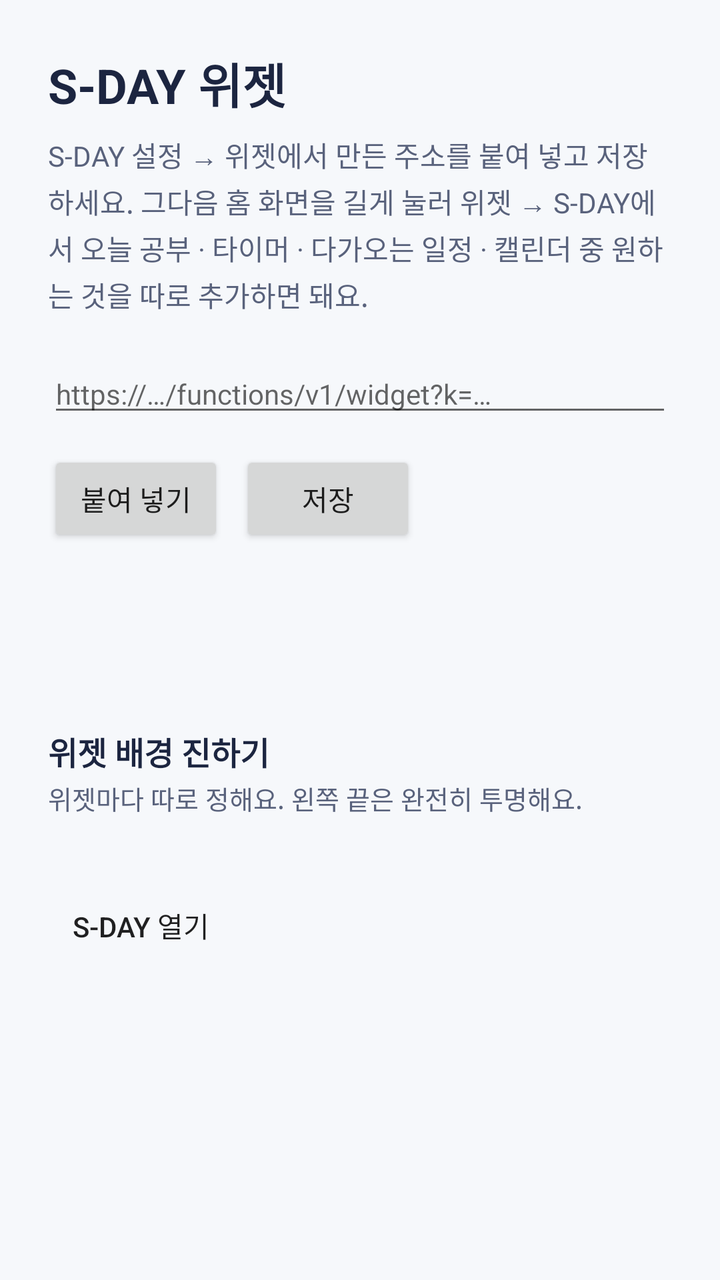
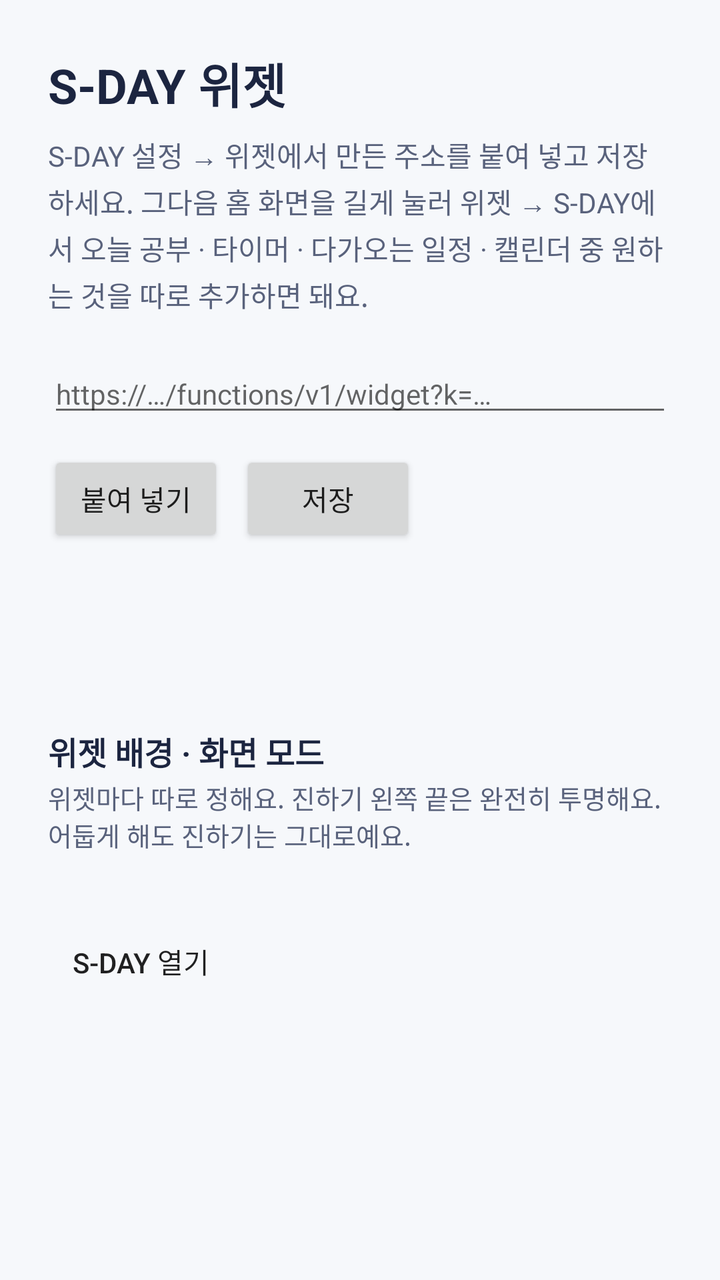

Screens rendered from an Android XML layout before and after an edit, with the pre-edit source and the edit as a unified diff.
<!-- AndroidManifest.xml: application theme AppTheme -->
<!-- res/layout/activity_main.xml -->
<?xml version="1.0" encoding="utf-8"?>
<ScrollView xmlns:android="http://schemas.android.com/apk/res/android"
    android:layout_width="match_parent"
    android:layout_height="match_parent"
    android:fitsSystemWindows="true">

    <LinearLayout
        android:layout_width="match_parent"
        android:layout_height="wrap_content"
        android:orientation="vertical"
        android:padding="24dp">

        <TextView
            android:layout_width="wrap_content"
            android:layout_height="wrap_content"
            android:text="S-DAY 위젯"
            android:textColor="@color/ink"
            android:textSize="24sp"
            android:textStyle="bold" />

        <TextView
            android:layout_width="match_parent"
            android:layout_height="wrap_content"
            android:layout_marginTop="8dp"
            android:lineSpacingExtra="3dp"
            android:text="S-DAY 설정 → 위젯에서 만든 주소를 붙여 넣고 저장하세요. 그다음 홈 화면을 길게 눌러 위젯 → S-DAY에서 오늘 공부 · 타이머 · 다가오는 일정 · 캘린더 중 원하는 것을 따로 추가하면 돼요."
            android:textColor="@color/pencil"
            android:textSize="14sp" />

        <EditText
            android:id="@+id/url"
            android:layout_width="match_parent"
            android:layout_height="wrap_content"
            android:layout_marginTop="20dp"
            android:hint="https://…/functions/v1/widget?k=…"
            android:importantForAutofill="no"
            android:inputType="textUri"
            android:maxLines="3"
            android:textSize="14sp" />

        <LinearLayout
            android:layout_width="match_parent"
            android:layout_height="wrap_content"
            android:layout_marginTop="12dp"
            android:orientation="horizontal">
            <Button
                android:id="@+id/paste"
                android:layout_width="wrap_content"
                android:layout_height="wrap_content"
                android:text="붙여 넣기" />
            <Button
                android:id="@+id/save"
                android:layout_width="wrap_content"
                android:layout_height="wrap_content"
                android:layout_marginStart="8dp"
                android:text="저장" />
        </LinearLayout>

        <TextView
            android:id="@+id/status"
            android:layout_width="match_parent"
            android:layout_height="wrap_content"
            android:layout_marginTop="16dp"
            android:textColor="@color/pencil"
            android:textSize="14sp" />
        <TextView
            android:id="@+id/open_target"
            android:layout_width="match_parent"
            android:layout_height="wrap_content"
            android:layout_marginTop="10dp"
            android:textColor="@color/pencil"
            android:textSize="13sp" />

        <TextView
            android:layout_width="match_parent"
            android:layout_height="wrap_content"
            android:layout_marginTop="28dp"
            android:text="위젯 배경 진하기"
            android:textColor="@color/ink"
            android:textSize="16sp"
            android:textStyle="bold" />
        <TextView
            android:layout_width="match_parent"
            android:layout_height="wrap_content"
            android:layout_marginTop="2dp"
            android:text="위젯마다 따로 정해요. 왼쪽 끝은 완전히 투명해요."
            android:textColor="@color/pencil"
            android:textSize="13sp" />
        
        <LinearLayout
            android:id="@+id/opacity_box"
            android:layout_width="match_parent"
            android:layout_height="wrap_content"
            android:layout_marginTop="6dp"
            android:orientation="vertical" />

        <Button
            android:id="@+id/open"
            style="?android:attr/borderlessButtonStyle"
            android:layout_width="wrap_content"
            android:layout_height="wrap_content"
            android:layout_marginTop="24dp"
            android:text="S-DAY 열기" />
    </LinearLayout>
</ScrollView>
<!-- resources referenced by this layout -->
<resources>
  <color name="ink">#1C2540</color>
  <color name="pencil">#59627C</color>
  <style name="AppTheme" parent="android:Theme.Material.Light.NoActionBar">
          <item name="android:colorAccent">@color/pen</item>
          <item name="android:colorPrimary">@color/pen</item>
          <item name="android:statusBarColor">@color/paper</item>
          <item name="android:windowBackground">@color/paper</item>
          <item name="android:windowLightStatusBar">true</item>
      </style>
  <color name="pen">#2C4BD1</color>
  <color name="paper">#F6F8FB</color>
</resources>

<!-- the commit's change to res/layout/activity_main.xml (unified diff, before → after) -->
@@ -75,7 +75,7 @@
             android:layout_width="match_parent"
             android:layout_height="wrap_content"
             android:layout_marginTop="28dp"
-            android:text="위젯 배경 진하기"
+            android:text="위젯 배경 · 화면 모드"
             android:textColor="@color/ink"
             android:textSize="16sp"
             android:textStyle="bold" />
@@ -83,7 +83,7 @@
             android:layout_width="match_parent"
             android:layout_height="wrap_content"
             android:layout_marginTop="2dp"
-            android:text="위젯마다 따로 정해요. 왼쪽 끝은 완전히 투명해요."
+            android:text="위젯마다 따로 정해요. 진하기 왼쪽 끝은 완전히 투명해요. 어둡게 해도 진하기는 그대로예요."
             android:textColor="@color/pencil"
             android:textSize="13sp" />
         
